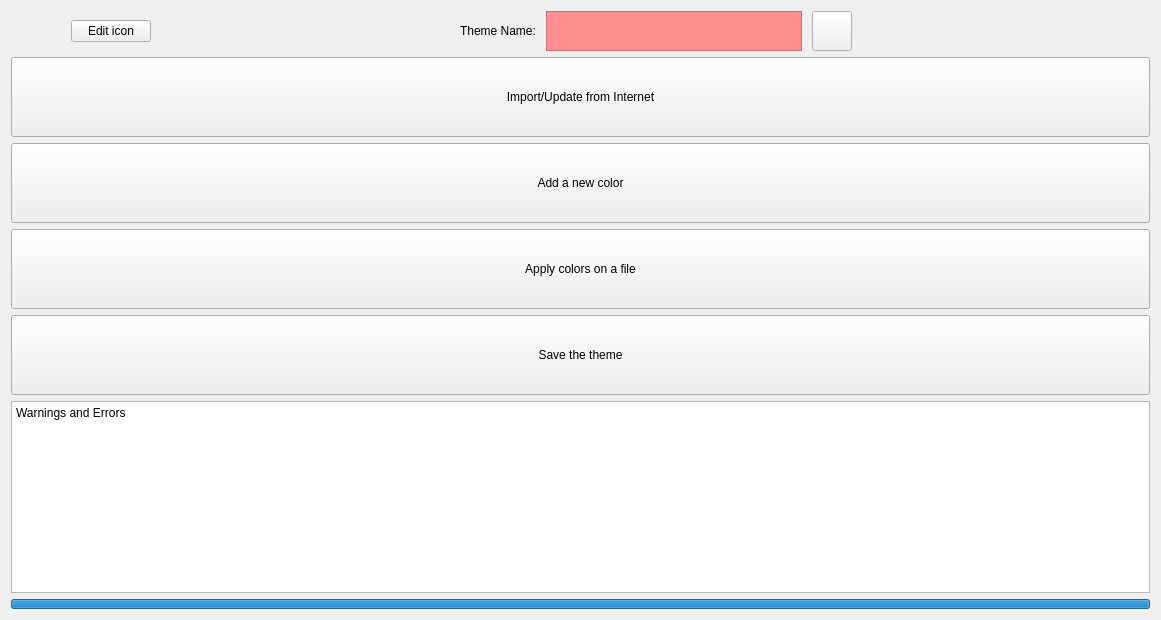
This is ui/theme_editor_page.ui in imanirajdoost/color-theme-manager as Qt 5 draws it before an edit. The edited form follows.
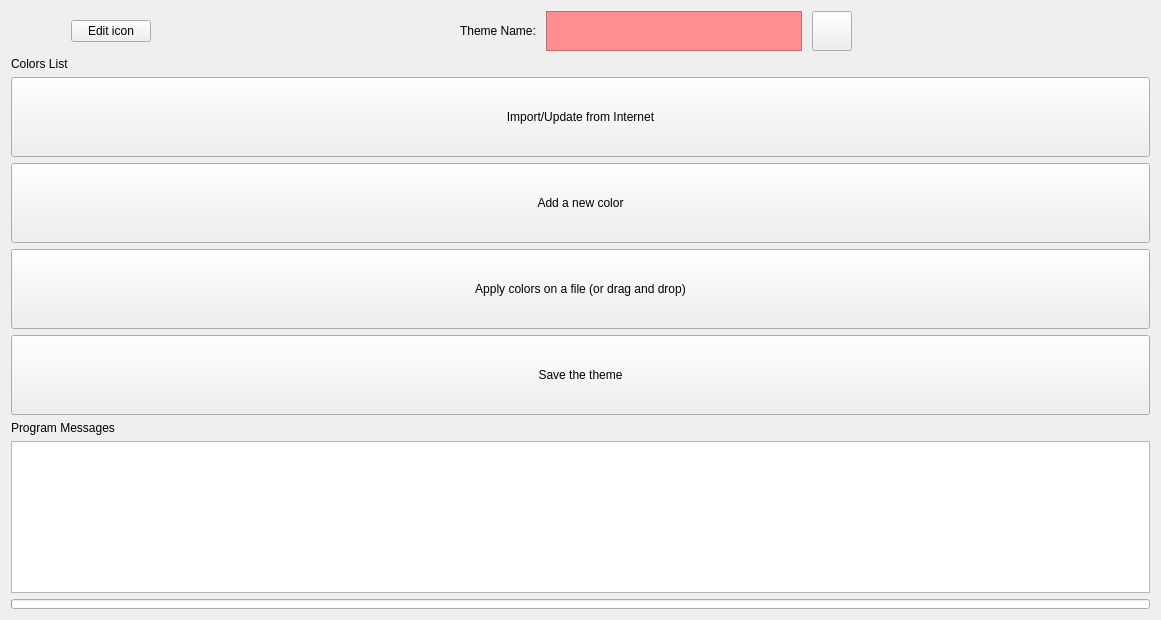
This is the edited form. Icons and pictures are not drawn.

Patch:
```diff
--- a/ui/theme_editor_page.ui
+++ b/ui/theme_editor_page.ui
@@ -15,7 +15,7 @@
   </property>
   <layout class="QHBoxLayout" name="horizontalLayout_3">
    <item>
-    <layout class="QVBoxLayout" name="verticalLayout" stretch="1,10,2,0">
+    <layout class="QVBoxLayout" name="verticalLayout" stretch="1,0,10,0,2,0">
      <item>
       <layout class="QHBoxLayout" name="horizontalLayout" stretch="1,1,5,0,0,1,5">
        <property name="spacing">
@@ -123,6 +123,13 @@
        </item>
       </layout>
      </item>
+     <item>
+      <widget class="QLabel" name="label_3">
+       <property name="text">
+        <string>Colors List</string>
+       </property>
+      </widget>
+     </item>
      <item>
       <layout class="QHBoxLayout" name="horizontalLayout_2" stretch="2,1">
        <item>
@@ -164,7 +171,7 @@
             </size>
            </property>
            <property name="text">
-            <string>Apply colors on a file</string>
+            <string>Apply colors on a file (or drag and drop)</string>
            </property>
           </widget>
          </item>
@@ -210,6 +217,13 @@
        </item>
       </layout>
      </item>
+     <item>
+      <widget class="QLabel" name="label_2">
+       <property name="text">
+        <string>Program Messages</string>
+       </property>
+      </widget>
+     </item>
      <item>
       <layout class="QHBoxLayout" name="horizontalLayout_4">
        <item>
@@ -218,6 +232,9 @@
           <bool>true</bool>
          </property>
          <property name="plainText">
+          <string/>
+         </property>
+         <property name="placeholderText">
           <string>Warnings and Errors</string>
          </property>
         </widget>
@@ -233,7 +250,7 @@
         </size>
        </property>
        <property name="value">
-        <number>100</number>
+        <number>0</number>
        </property>
        <property name="textVisible">
         <bool>false</bool>
```
Left out of the diff: 6 changed lines with no effect on the pictures.
